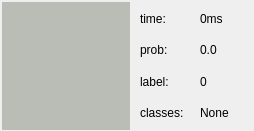
wgzhong/runmodel-sdk, file mainwindow.ui: the form before one commit.
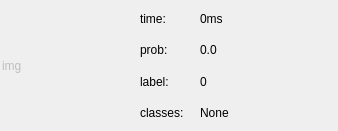
The form after the commit.

```diff
--- a/mainwindow.ui
+++ b/mainwindow.ui
@@ -9,7 +9,7 @@
    <rect>
     <x>0</x>
     <y>0</y>
-    <width>254</width>
+    <width>338</width>
     <height>131</height>
    </rect>
   </property>
@@ -17,19 +17,6 @@
    <string>MainWindow</string>
   </property>
   <widget class="QWidget" name="centralWidget">
-   <widget class="QWidget" name="widget_viewUI" native="true">
-    <property name="geometry">
-     <rect>
-      <x>2</x>
-      <y>2</y>
-      <width>128</width>
-      <height>128</height>
-     </rect>
-    </property>
-    <property name="styleSheet">
-     <string notr="true">background-color: rgb(186, 189, 182);</string>
-    </property>
-   </widget>
    <widget class="QLabel" name="label">
     <property name="geometry">
      <rect>
@@ -99,7 +86,7 @@
      <rect>
       <x>200</x>
       <y>73</y>
-      <width>51</width>
+      <width>121</width>
       <height>17</height>
      </rect>
     </property>
@@ -115,7 +102,7 @@
      <rect>
       <x>200</x>
       <y>41</y>
-      <width>51</width>
+      <width>121</width>
       <height>17</height>
      </rect>
     </property>
@@ -131,7 +118,7 @@
      <rect>
       <x>200</x>
       <y>10</y>
-      <width>51</width>
+      <width>121</width>
       <height>17</height>
      </rect>
     </property>
@@ -147,7 +134,7 @@
      <rect>
       <x>200</x>
       <y>104</y>
-      <width>51</width>
+      <width>121</width>
       <height>17</height>
      </rect>
     </property>
@@ -158,6 +145,22 @@
      <string>None</string>
     </property>
    </widget>
+   <widget class="QLabel" name="view_img">
+    <property name="geometry">
+     <rect>
+      <x>2</x>
+      <y>2</y>
+      <width>128</width>
+      <height>128</height>
+     </rect>
+    </property>
+    <property name="styleSheet">
+     <string notr="true"/>
+    </property>
+    <property name="text">
+     <string>img</string>
+    </property>
+   </widget>
   </widget>
  </widget>
  <layoutdefault spacing="6" margin="11"/>
```
